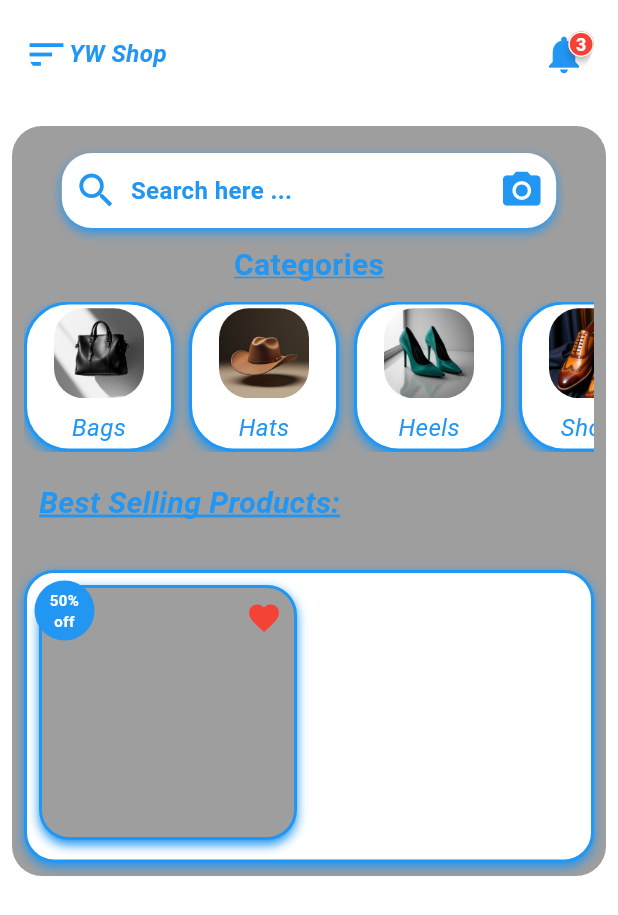
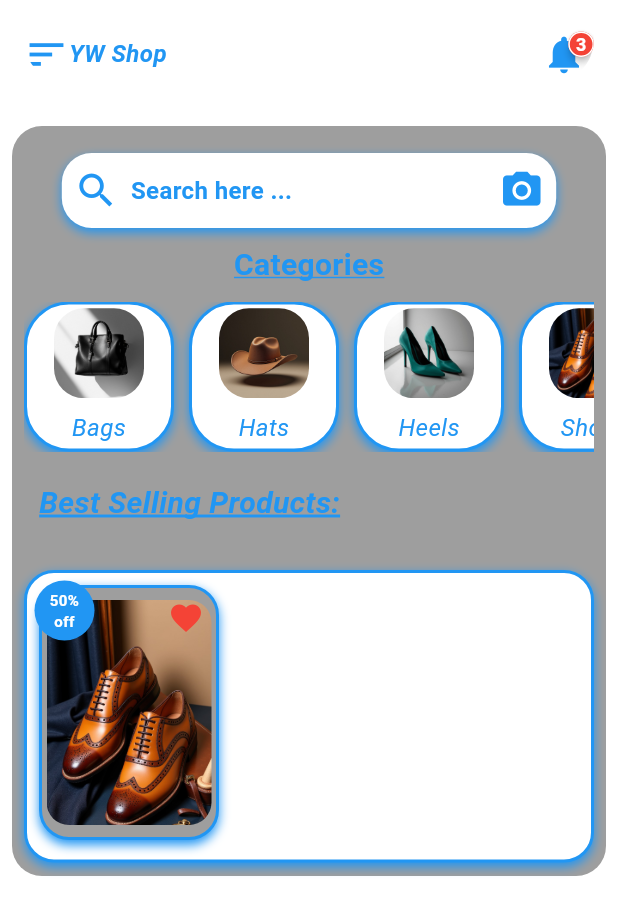
Before and after one commit to Yvonne-Wanja-1/Online-Shop-2, a Flutter app: the screen it shows after launch, on a phone screen of 412 x 824 dp. Shown: the top 915 px of the screen. Run offline on Flutter 3.47's test engine with Material 3 defaults, Android fonts, the phone set to English and light mode, and no system bars; drawn by our look-alikes of badges; Roboto replaces fonts that are missing (Arial).

```diff
--- a/recap/lib/widgets/itemswidget.dart
+++ b/recap/lib/widgets/itemswidget.dart
@@ -30,6 +30,7 @@ class Itemswidget extends StatelessWidget {
             children: [
               Container(
                 height: 170, // Explicitly set the height of the grey container
+                width: 120,
                 margin: const EdgeInsets.all(8.0),
                 decoration: BoxDecoration(
                   color: Colors.grey,
@@ -43,19 +44,37 @@ class Itemswidget extends StatelessWidget {
                     ),
                   ],
                 ),
-                child: Row(
-                  mainAxisAlignment: MainAxisAlignment.end,
-                  crossAxisAlignment: CrossAxisAlignment.start, // Align children to the top
-                 // mainAxisSize: MainAxisSize.min,
-                 // crossAxisAlignment: CrossAxisAlignment.end,
+                child: Stack( // Use an inner Stack to layer the image and the icon
                   children: [
-                  Spacer(),
-                    Padding(
-                      padding: const EdgeInsets.only(top: 8.0, right: 8.0), // Add padding from the top and right edges
-                      child: Icon(
-                        //position the icon to the right:
-                        Icons.favorite,
-                        color: Colors.red,
+                    Center( // Center the main image content
+                      child: InkWell( // Corrected typo from Inwell
+                        onTap: () {
+                          // Handle tap event here, e.g., navigate to item details
+                          print("Image tapped!");
+                        },
+                        child: Container(
+                          margin: const EdgeInsets.all(3), // Margin around the image
+                          child: ClipRRect( // Add ClipRRect to round the corners of the image
+                            borderRadius: BorderRadius.circular(15.0), // Adjust the radius as needed
+                            child: Image.asset(
+                              'images/shoes.jpg', // Replace with your image path
+                              height: 150, // Adjust size as needed within the 170px container
+                              width: 150,  // Adjust size as needed
+                              fit: BoxFit.cover, // BoxFit.cover often looks good with rounded corners
+                            ),
+                          ),
+                        ),
+                      ),
+                    ),
+                    Align( // Position the favorite icon to the top-right
+                      alignment: Alignment.topRight,
+                      child: Padding(
+                        padding: const EdgeInsets.all(8.0), // Padding around the icon
+                        child: Icon(
+                          Icons.favorite,
+                          color: Colors.red,
+                          size: 24, // Adjust icon size as needed
+                        ),
                       ),
                     ),
                   ],
```
